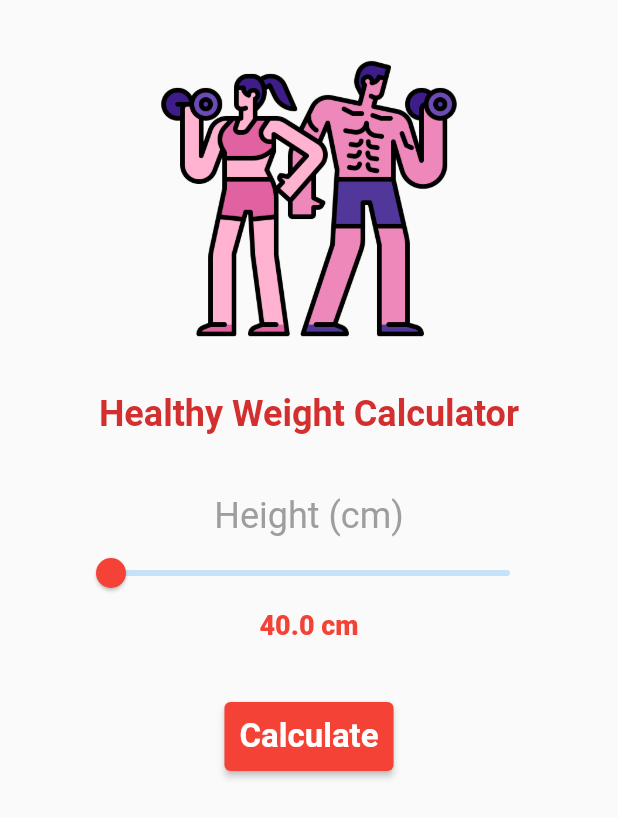
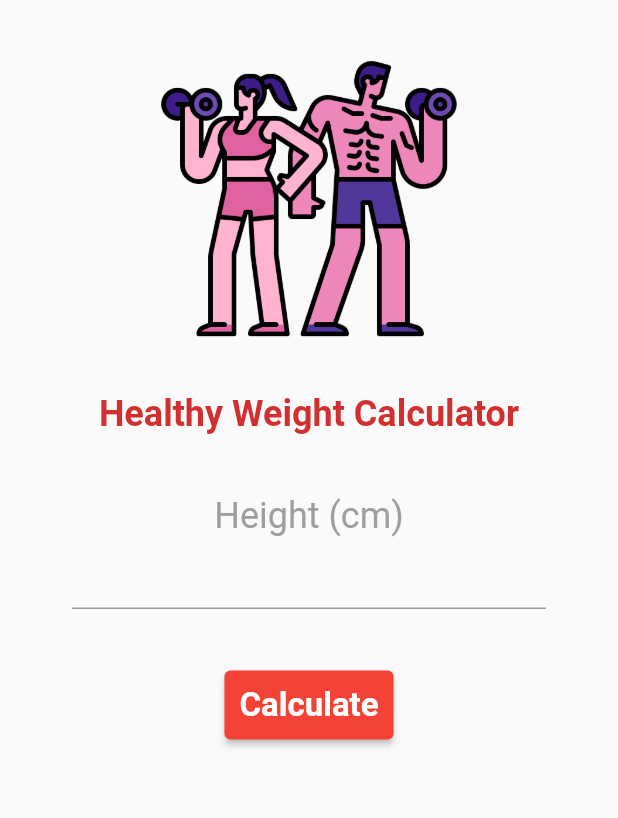
Before and after one commit to 98pritom/healthy-weight, a Flutter app: the screen it shows after launch, on a phone screen of 412 x 824 dp. Shown: the top 818 px of the screen. Run offline on Flutter 3.47's test engine with Material 2 defaults, Android fonts, the phone set to English and light mode, and no system bars.

Commit message:
healthy weight

```diff
--- a/lib/healthy_weight_screen.dart
+++ b/lib/healthy_weight_screen.dart
@@ -10,11 +10,13 @@ class HealthyWeightScreen extends StatefulWidget {
 }
 
 class _HealthyWeightScreenState extends State<HealthyWeightScreen> {
-  double _heightOfUser = 40.0;
+  // double _heightOfUser = 40.0;
+
   double _transformedheight = 0;
   double lowest = 0, highest = 0;
 
   late WeightModel _weightModel;
+  TextEditingController _heightOfUser = TextEditingController();
 
   @override
   Widget build(BuildContext context) {
@@ -56,27 +58,24 @@ class _HealthyWeightScreenState extends State<HealthyWeightScreen> {
               ),
               Container(
                 padding: EdgeInsets.only(left: 16, right: 16),
-                child: Slider(
-                  min: 40.0,
-                  max: 250.0,
-                  onChanged: (height) {
-                    setState(() {
-                      _heightOfUser = height;
-                    });
-                  },
-                  value: _heightOfUser,
-                  divisions: 100,
-                  activeColor: Colors.red,
-                  label: "$_heightOfUser",
+                child: TextFormField(
+                  controller: _heightOfUser,
                 ),
+                // child: Slider(
+                //   min: 40.0,
+                //   max: 250.0,
+                //   onChanged: (height) {
+                //     setState(() {
+                //       _heightOfUser = height;
+                //     });
+                //   },
+                //   value: _heightOfUser,
+                //   divisions: 100,
+                //   activeColor: Colors.red,
+                //   label: "$_heightOfUser",
+                // ),
               ),
-              Text(
-                "$_heightOfUser cm",
-                style: TextStyle(
-                    color: Colors.red,
-                    fontSize: 18,
-                    fontWeight: FontWeight.w900),
-              ),
+              // .5
               SizedBox(
                 height: 40,
               ),
@@ -88,7 +87,7 @@ class _HealthyWeightScreenState extends State<HealthyWeightScreen> {
                         MaterialStateProperty.all(TextStyle(fontSize: 20))),
                 onPressed: () {
                   setState(() {
-                    _transformedheight = _heightOfUser / 100;
+                    _transformedheight = (double.parse(_heightOfUser.text) / (100));
                     lowest = (_transformedheight * _transformedheight) * 18.5;
                     highest = (_transformedheight * _transformedheight) * 24.9;
 
@@ -102,8 +101,8 @@ class _HealthyWeightScreenState extends State<HealthyWeightScreen> {
                       context,
                       MaterialPageRoute(
                           builder: (context) => ResultScreen(
-                            weightModel: _weightModel,
-                          )));
+                                weightModel: _weightModel,
+                              )));
                 },
                 child: Text(
                   'Calculate',
```
